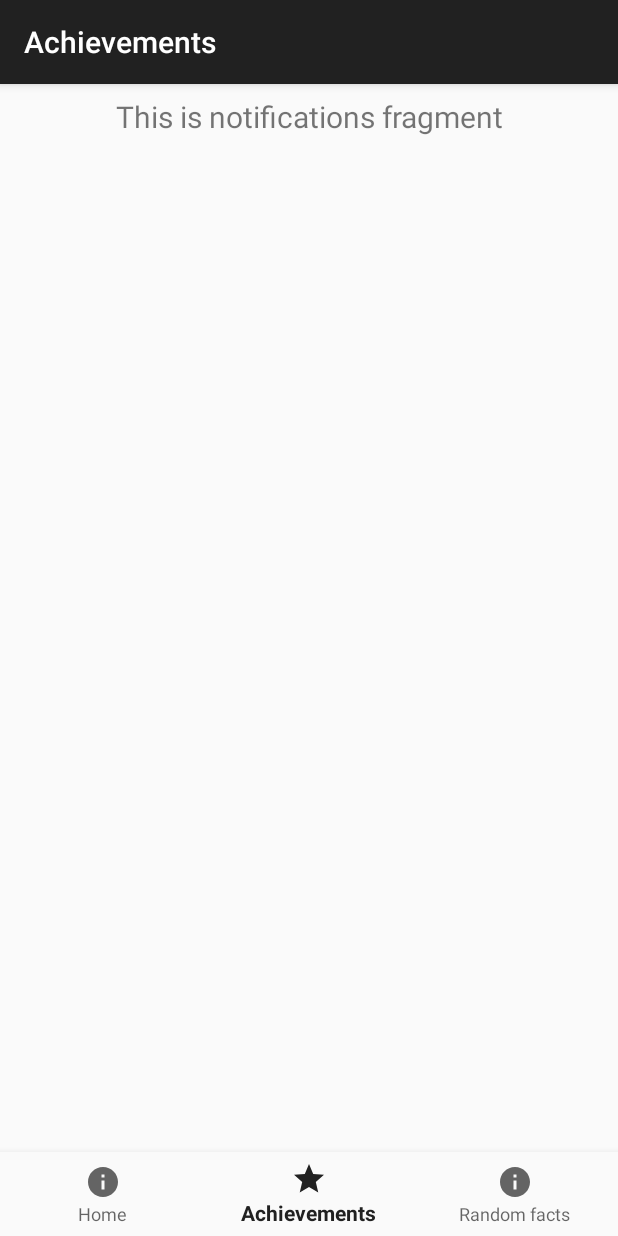
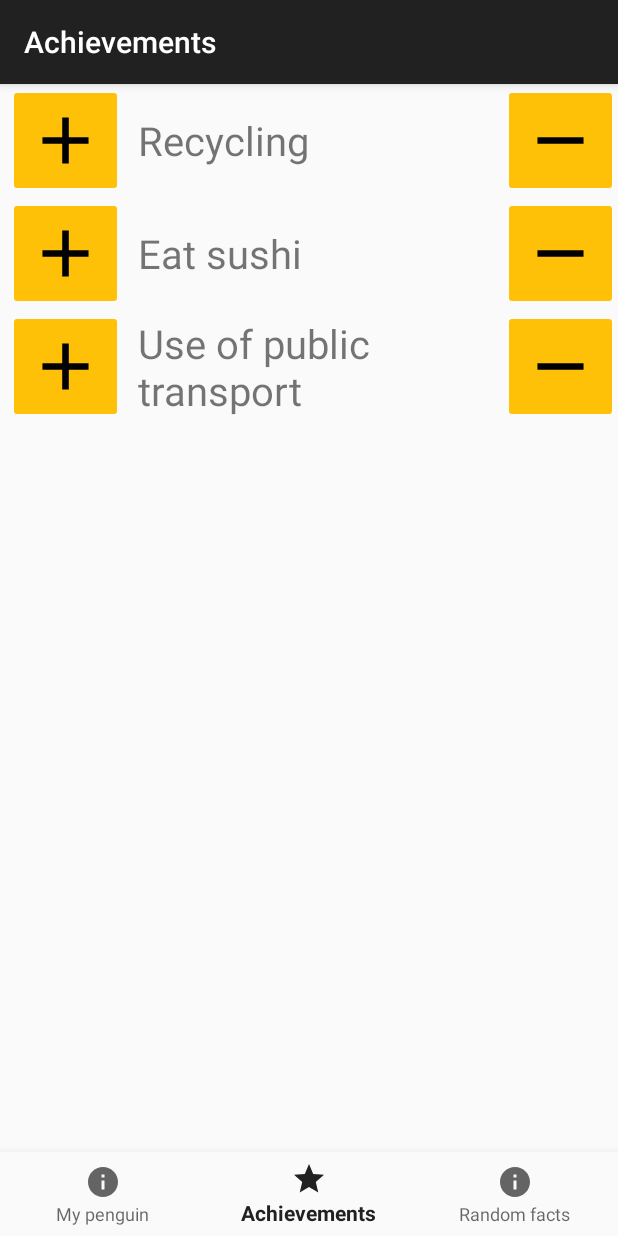
Before and after one commit to david-campos/save_the_penguins, an Android app: the NotificationsFragment screen opened through its navigation route, on a phone screen of 412 x 824 dp. Run offline under Robolectric (Android 15) with nearby library versions, the phone set to English and light mode, and no system bars; our stand-ins replace navigation-ui.

Commit message:
Achievement list

```diff
--- a/app/src/main/java/com/penwinners/savethepenguins/ui/home/HomeFragment.java
+++ b/app/src/main/java/com/penwinners/savethepenguins/ui/home/HomeFragment.java
@@ -11,6 +11,8 @@ import androidx.annotation.NonNull;
 import androidx.fragment.app.Fragment;
 import androidx.lifecycle.Observer;
 import androidx.lifecycle.ViewModelProviders;
+import androidx.recyclerview.widget.LinearLayoutManager;
+import androidx.recyclerview.widget.RecyclerView;
 
 import com.penwinners.savethepenguins.R;
 
@@ -30,6 +32,8 @@ public class HomeFragment extends Fragment {
                 textView.setText(s);
             }
         });
+
+
         return root;
     }
 }
--- a/app/src/main/java/com/penwinners/savethepenguins/ui/home/HomeViewModel.java
+++ b/app/src/main/java/com/penwinners/savethepenguins/ui/home/HomeViewModel.java
@@ -1,8 +1,13 @@
 package com.penwinners.savethepenguins.ui.home;
+
+import android.widget.ListView;
 
 import androidx.lifecycle.LiveData;
 import androidx.lifecycle.MutableLiveData;
 import androidx.lifecycle.ViewModel;
+import androidx.recyclerview.widget.RecyclerView;
+
+import com.penwinners.savethepenguins.R;
 
 public class HomeViewModel extends ViewModel {
 
--- /dev/null
+++ b/app/src/main/java/com/penwinners/savethepenguins/ui/notifications/AchievementAdapter.java
@@ -0,0 +1,58 @@
+package com.penwinners.savethepenguins.ui.notifications;
+
+import android.view.LayoutInflater;
+import android.view.View;
+import android.view.ViewGroup;
+import android.widget.LinearLayout;
+import android.widget.TextView;
+
+import androidx.recyclerview.widget.RecyclerView;
+
+import com.penwinners.savethepenguins.R;
+
+public class AchievementAdapter extends RecyclerView.Adapter<AchievementAdapter.MyViewHolder> {
+private String[] mDataset;
+
+// Provide a reference to the views for each data item
+// Complex data items may need more than one view per item, and
+// you provide access to all the views for a data item in a view holder
+public static class MyViewHolder extends RecyclerView.ViewHolder {
+    // each data item is just a string in this case
+    public TextView textView;
+    public MyViewHolder(View v) {
+        super(v);
+        textView = v.findViewById(R.id.description);
+    }
+}
+
+    // Provide a suitable constructor (depends on the kind of dataset)
+    public AchievementAdapter(String[] myDataset) {
+        mDataset = myDataset;
+    }
+
+    // Create new views (invoked by the layout manager)
+    @Override
+    public AchievementAdapter.MyViewHolder onCreateViewHolder(ViewGroup parent,
+                                                     int viewType) {
+        // create a new view
+        LinearLayout v = (LinearLayout) LayoutInflater.from(parent.getContext())
+                .inflate(R.layout.achievement, parent, false);
+        MyViewHolder vh = new MyViewHolder(v);
+        return vh;
+    }
+
+    // Replace the contents of a view (invoked by the layout manager)
+    @Override
+    public void onBindViewHolder(MyViewHolder holder, int position) {
+        // - get element from your dataset at this position
+        // - replace the contents of the view with that element
+        holder.textView.setText(mDataset[position]);
+
+    }
+
+    // Return the size of your dataset (invoked by the layout manager)
+    @Override
+    public int getItemCount() {
+        return mDataset.length;
+    }
+}
--- a/app/src/main/java/com/penwinners/savethepenguins/ui/notifications/NotificationsFragment.java
+++ b/app/src/main/java/com/penwinners/savethepenguins/ui/notifications/NotificationsFragment.java
@@ -11,6 +11,8 @@ import androidx.annotation.NonNull;
 import androidx.fragment.app.Fragment;
 import androidx.lifecycle.Observer;
 import androidx.lifecycle.ViewModelProviders;
+import androidx.recyclerview.widget.LinearLayoutManager;
+import androidx.recyclerview.widget.RecyclerView;
 
 import com.penwinners.savethepenguins.R;
 
@@ -23,13 +25,19 @@ public class NotificationsFragment extends Fragment {
         notificationsViewModel =
                 ViewModelProviders.of(this).get(NotificationsViewModel.class);
         View root = inflater.inflate(R.layout.fragment_notifications, container, false);
-        final TextView textView = root.findViewById(R.id.text_notifications);
-        notificationsViewModel.getText().observe(this, new Observer<String>() {
-            @Override
-            public void onChanged(@Nullable String s) {
-                textView.setText(s);
-            }
-        });
+
+        // Add items to the recycler
+        RecyclerView recyclerView = root.findViewById(R.id.recyclerview);
+
+        recyclerView.setHasFixedSize(true);
+
+        // use a linear layout manager
+        LinearLayoutManager layoutManager = new LinearLayoutManager(getContext());
+        recyclerView.setLayoutManager(layoutManager);
+
+        // specify an adapter (see also next example)
+        AchievementAdapter mAdapter = new AchievementAdapter(new String[]{"Recycling", "Eat sushi", "Use of public transport"});
+        recyclerView.setAdapter(mAdapter);
         return root;
     }
 }
--- /dev/null
+++ b/app/src/main/res/drawable/ic_add_black_24dp.xml
@@ -0,0 +1,9 @@
+<vector xmlns:android="http://schemas.android.com/apk/res/android"
+        android:width="24dp"
+        android:height="24dp"
+        android:viewportWidth="24.0"
+        android:viewportHeight="24.0">
+    <path
+        android:fillColor="#FF000000"
+        android:pathData="M19,13h-6v6h-2v-6H5v-2h6V5h2v6h6v2z"/>
+</vector>
--- /dev/null
+++ b/app/src/main/res/drawable/ic_remove_black_24dp.xml
@@ -0,0 +1,9 @@
+<vector xmlns:android="http://schemas.android.com/apk/res/android"
+        android:width="24dp"
+        android:height="24dp"
+        android:viewportWidth="24.0"
+        android:viewportHeight="24.0">
+    <path
+        android:fillColor="#FF000000"
+        android:pathData="M19,13H5v-2h14v2z"/>
+</vector>
--- /dev/null
+++ b/app/src/main/res/layout/achievement.xml
@@ -0,0 +1,38 @@
+<?xml version="1.0" encoding="utf-8"?>
+<LinearLayout xmlns:android="http://schemas.android.com/apk/res/android"
+    android:orientation="horizontal" android:layout_width="match_parent"
+    android:layout_height="75dp">
+
+    <ImageButton
+        android:id="@+id/button"
+        android:layout_width="30dp"
+        android:layout_height="match_parent"
+        android:layout_weight="1"
+        android:scaleType="fitCenter"
+        android:adjustViewBounds="true"
+        android:backgroundTint="@color/colorAccent"
+        android:src="@drawable/ic_add_black_24dp" />
+
+    <TextView
+        android:id="@+id/description"
+        android:layout_width="0dp"
+        android:layout_height="wrap_content"
+        android:layout_gravity="center_vertical"
+        android:layout_marginStart="10dp"
+        android:layout_marginEnd="10dp"
+        android:textSize="12pt"
+        android:layout_weight="5"
+        android:text="Recycling" />
+
+    <ImageButton
+        android:id="@+id/button2"
+        android:layout_width="30dp"
+        android:layout_height="match_parent"
+        android:layout_weight="1"
+        android:scaleType="fitCenter"
+        android:adjustViewBounds="true"
+        android:backgroundTint="@color/colorAccent"
+        android:src="@drawable/ic_remove_black_24dp" />
+
+
+</LinearLayout>
--- a/app/src/main/res/layout/fragment_home.xml
+++ b/app/src/main/res/layout/fragment_home.xml
@@ -1,6 +1,7 @@
 <?xml version="1.0" encoding="utf-8"?>
 <androidx.constraintlayout.widget.ConstraintLayout xmlns:android="http://schemas.android.com/apk/res/android"
     xmlns:app="http://schemas.android.com/apk/res-auto"
+    xmlns:tools="http://schemas.android.com/tools"
     android:layout_width="match_parent"
     android:layout_height="match_parent">
 
@@ -16,4 +17,6 @@
         app:layout_constraintEnd_toEndOf="parent"
         app:layout_constraintStart_toStartOf="parent"
         app:layout_constraintTop_toTopOf="parent" />
+
+
 </androidx.constraintlayout.widget.ConstraintLayout>
--- a/app/src/main/res/layout/fragment_notifications.xml
+++ b/app/src/main/res/layout/fragment_notifications.xml
@@ -4,16 +4,10 @@
     android:layout_width="match_parent"
     android:layout_height="match_parent">
 
-    <TextView
-        android:id="@+id/text_notifications"
+    <androidx.recyclerview.widget.RecyclerView
+        android:id="@+id/recyclerview"
         android:layout_width="match_parent"
-        android:layout_height="wrap_content"
-        android:layout_marginStart="8dp"
-        android:layout_marginTop="8dp"
-        android:layout_marginEnd="8dp"
-        android:textAlignment="center"
-        android:textSize="20sp"
-        app:layout_constraintEnd_toEndOf="parent"
-        app:layout_constraintStart_toStartOf="parent"
-        app:layout_constraintTop_toTopOf="parent" />
+        android:layout_height="match_parent"
+        android:layout_marginStart="5dp"
+        app:layout_goneMarginEnd="5dp"/>
 </androidx.constraintlayout.widget.ConstraintLayout>
--- a/app/src/main/res/values/strings.xml
+++ b/app/src/main/res/values/strings.xml
@@ -1,6 +1,6 @@
 <resources>
     <string name="app_name">Save The Penguins</string>
-    <string name="title_home">Home</string>
+    <string name="title_home">My penguin</string>
     <string name="title_rand_facts">Random facts</string>
     <string name="title_dashboard">Dashboard</string>
     <string name="title_notifications">Achievements</string>
```
